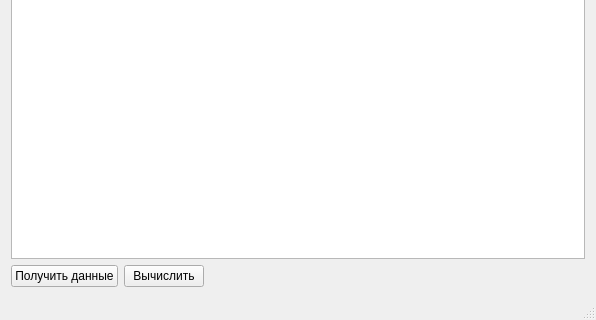
MAWINA-ant/betgames, file mainwindow.ui: the form before one commit; both pictures show x 0 to 596 and y 333 to 653 of the 596 by 653 pixel window.
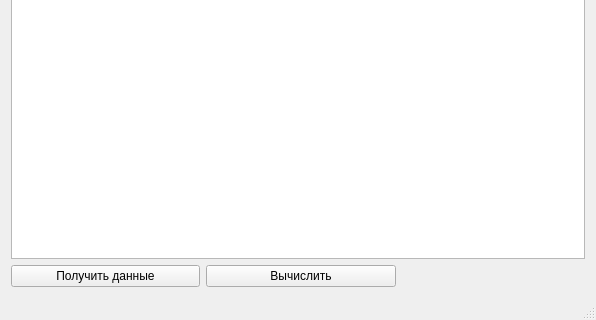
The form after the commit.

What changed in the file:
```diff
--- a/mainwindow.ui
+++ b/mainwindow.ui
@@ -24,6 +24,12 @@
        <layout class="QHBoxLayout" name="horizontalLayout">
         <item>
          <widget class="QPushButton" name="pushButtonGetData">
+          <property name="sizePolicy">
+           <sizepolicy hsizetype="Expanding" vsizetype="Fixed">
+            <horstretch>0</horstretch>
+            <verstretch>0</verstretch>
+           </sizepolicy>
+          </property>
           <property name="text">
            <string>Получить данные</string>
           </property>
@@ -31,6 +37,12 @@
         </item>
         <item>
          <widget class="QPushButton" name="pushButtonCompute">
+          <property name="sizePolicy">
+           <sizepolicy hsizetype="Expanding" vsizetype="Fixed">
+            <horstretch>0</horstretch>
+            <verstretch>0</verstretch>
+           </sizepolicy>
+          </property>
           <property name="text">
            <string>Вычислить</string>
           </property>
```
